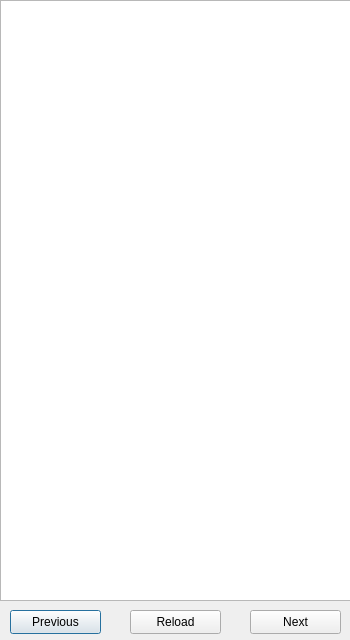
Before: the Qt Designer form src/infodialog.ui in melak/veroroute, drawn with Qt 5.
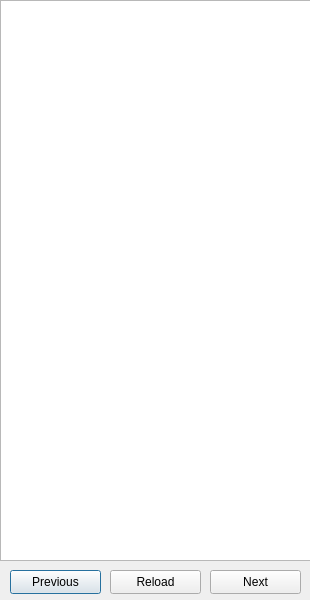
After: the same form once the commit is applied.

```diff
--- a/src/infodialog.ui
+++ b/src/infodialog.ui
@@ -6,20 +6,20 @@
    <rect>
     <x>0</x>
     <y>0</y>
-    <width>350</width>
-    <height>640</height>
+    <width>310</width>
+    <height>600</height>
    </rect>
   </property>
   <property name="minimumSize">
    <size>
-    <width>350</width>
-    <height>640</height>
+    <width>310</width>
+    <height>600</height>
    </size>
   </property>
   <property name="maximumSize">
    <size>
-    <width>350</width>
-    <height>640</height>
+    <width>310</width>
+    <height>600</height>
    </size>
   </property>
   <property name="windowTitle">
@@ -30,8 +30,8 @@
     <rect>
      <x>0</x>
      <y>0</y>
-     <width>351</width>
-     <height>601</height>
+     <width>311</width>
+     <height>561</height>
     </rect>
    </property>
    <property name="sizePolicy">
@@ -40,6 +40,18 @@
      <verstretch>0</verstretch>
     </sizepolicy>
    </property>
+   <property name="minimumSize">
+    <size>
+     <width>311</width>
+     <height>561</height>
+    </size>
+   </property>
+   <property name="maximumSize">
+    <size>
+     <width>311</width>
+     <height>600</height>
+    </size>
+   </property>
    <property name="focusPolicy">
     <enum>Qt::ClickFocus</enum>
    </property>
@@ -48,7 +60,7 @@
    <property name="geometry">
     <rect>
      <x>10</x>
-     <y>610</y>
+     <y>570</y>
      <width>91</width>
      <height>24</height>
     </rect>
@@ -63,8 +75,8 @@
   <widget class="QPushButton" name="next">
    <property name="geometry">
     <rect>
-     <x>250</x>
-     <y>610</y>
+     <x>210</x>
+     <y>570</y>
      <width>91</width>
      <height>24</height>
     </rect>
@@ -79,8 +91,8 @@
   <widget class="QPushButton" name="reload">
    <property name="geometry">
     <rect>
-     <x>130</x>
-     <y>610</y>
+     <x>110</x>
+     <y>570</y>
      <width>91</width>
      <height>24</height>
     </rect>
```
